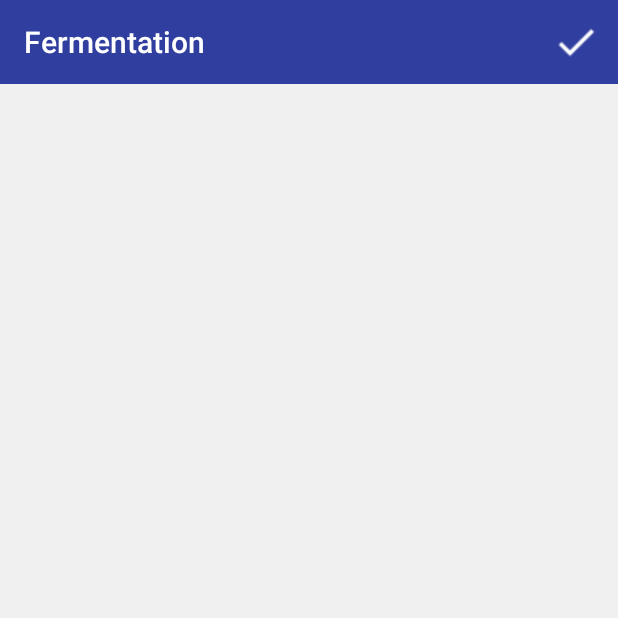
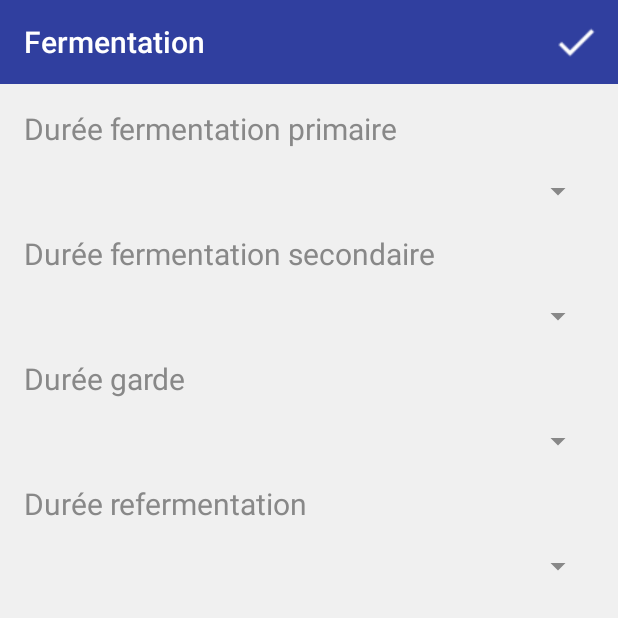
Before and after one commit to Nicolas-Kermagoret/BrewTime, an Android app: the AddBeerActivity2 screen opened directly, with no data from a screen before it, on a phone screen of 412 x 824 dp, the top half of it. Run offline under Robolectric (Android 15) with nearby library versions, the phone set to English and light mode, and no system bars.

Commit message:
AddBeerActivity2 is complete and launch AddBeerActivity3

```diff
--- a/app/src/main/AndroidManifest.xml
+++ b/app/src/main/AndroidManifest.xml
@@ -31,6 +31,10 @@
             android:name=".AddBeerActivity2"
             />
 
+        <activity
+            android:name=".AddBeerActivity3"
+            />
+
     </application>
 
 </manifest>
--- a/app/src/main/res/layout/add_beer_activity_2.xml
+++ b/app/src/main/res/layout/add_beer_activity_2.xml
@@ -13,4 +13,80 @@
                                        android:minHeight="?android:attr/actionBarSize"
         />
 
+    <LinearLayout
+        android:layout_width="match_parent"
+        android:layout_height="wrap_content"
+        android:layout_margin="16dp"
+        android:orientation="vertical">
+
+        <TextView
+            android:layout_width="wrap_content"
+            android:layout_height="wrap_content"
+            android:text="Durée fermentation primaire"
+            android:textSize="20sp"
+            android:layout_marginBottom="16dp"
+            />
+
+        <Spinner
+            style="@style/Spinner"
+            android:layout_width="match_parent"
+            android:layout_height="wrap_content"
+            android:layout_marginBottom="16dp"
+            android:id="@+id/spinner_primaire"
+            >
+        </Spinner>
+
+        <TextView
+            android:layout_width="wrap_content"
+            android:layout_height="wrap_content"
+            android:text="Durée fermentation secondaire"
+            android:textSize="20sp"
+            android:layout_marginBottom="16dp"
+            />
+
+        <Spinner
+            style="@style/Spinner"
+            android:layout_width="match_parent"
+            android:layout_height="wrap_content"
+            android:layout_marginBottom="16dp"
+            android:id="@+id/spinner_secondaire"
+            >
+        </Spinner>
+
+        <TextView
+            android:layout_width="wrap_content"
+            android:layout_height="wrap_content"
+            android:text="Durée garde"
+            android:textSize="20sp"
+            android:layout_marginBottom="16dp"
+            />
+
+        <Spinner
+            style="@style/Spinner"
+            android:layout_width="match_parent"
+            android:layout_height="wrap_content"
+            android:layout_marginBottom="16dp"
+            android:id="@+id/spinner_garde"
+            >
+        </Spinner>
+
+        <TextView
+            android:layout_width="wrap_content"
+            android:layout_height="wrap_content"
+            android:text="Durée refermentation"
+            android:textSize="20sp"
+            android:layout_marginBottom="16dp"
+            />
+
+        <Spinner
+            style="@style/Spinner"
+            android:layout_width="match_parent"
+            android:layout_height="wrap_content"
+            android:layout_marginBottom="16dp"
+            android:id="@+id/spinner_refermentation"
+            >
+        </Spinner>
+
+    </LinearLayout>
+
 </LinearLayout>
--- a/app/src/main/res/values/styles.xml
+++ b/app/src/main/res/values/styles.xml
@@ -14,6 +14,10 @@
         <item name="android:background">@color/colorPrimaryDark</item>
     </style>
 
+    <style name="Spinner" parent="Widget.AppCompat.Spinner">
+        <item name="backgroundTint">@color/colorText</item>
+    </style>
+
 
 
 </resources>
```
Also changed, not shown: app/src/main/java/com/example/nicolas/brewtime/AddBeerActivity3.java (added, +30 -0 lines), app/src/main/res/layout/add_beer_activity_3.xml (added, +16 -0 lines), app/src/main/res/values/strings.xml (+38 -1 lines).
